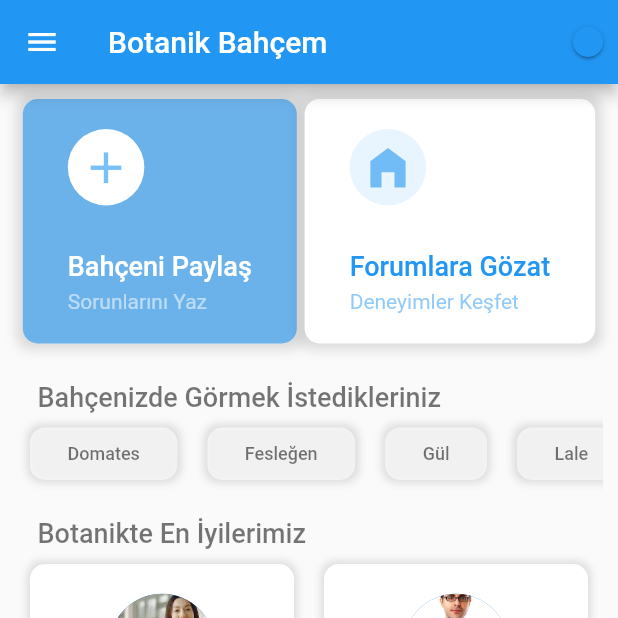
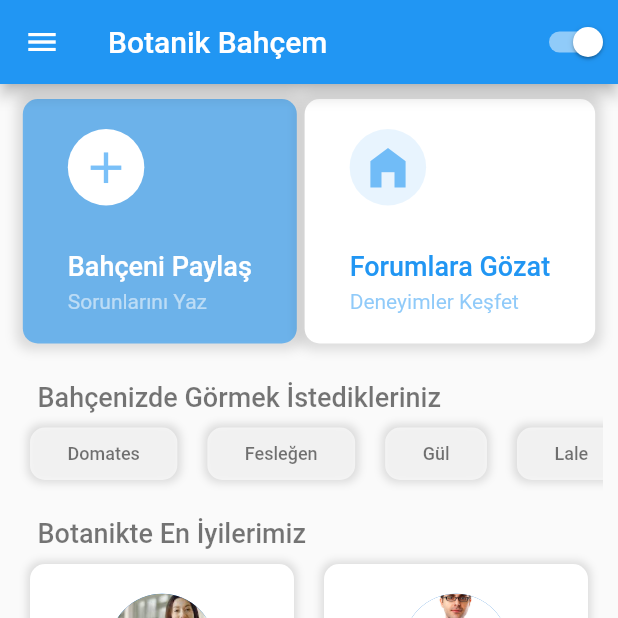
Before and after one commit to MuhammetVural/BotanikBahcem, a Flutter app: the screen it shows after launch, on a phone screen of 412 x 824 dp, the top half of it. Run offline on Flutter 3.47's test engine with Material 2 defaults, Android fonts, the phone set to English and light mode, and no system bars; drawn by our look-alikes of flutter_rating_bar; our stand-ins replace cloud_firestore, firebase_auth, firebase_core, firebase_storage, image_picker, shared_preferences; accounts and stored records are empty.

Commit message:
switch rengi değiştirildi

```diff
--- a/lib/features/home/presentation/pages/home_page.dart
+++ b/lib/features/home/presentation/pages/home_page.dart
@@ -42,7 +42,15 @@ class _HomePageState extends State<HomePage> {
     return Consumer(builder: (context, ThemeModal themeNotifier, child){
 
       return Scaffold(
-      appBar: AppBar(title: const Text('Botanik Bahçem'), actions: [Switch(value: themeNotifier.isDark ? false : true, onChanged: (value){themeNotifier.isDark ? themeNotifier.isDark = false : themeNotifier.isDark = true;})],),
+      appBar: AppBar(title: const Text('Botanik Bahçem'),
+      actions: [
+        Switch(
+        value: themeNotifier.isDark ? false : true,
+        onChanged: (value){themeNotifier.isDark ? themeNotifier.isDark = false : themeNotifier.isDark = true;},
+        activeColor: Colors.white,
+        ),],
+
+        ),
       drawer: const MyDrawer(),
       body: SingleChildScrollView(
         physics: const BouncingScrollPhysics(),
```
